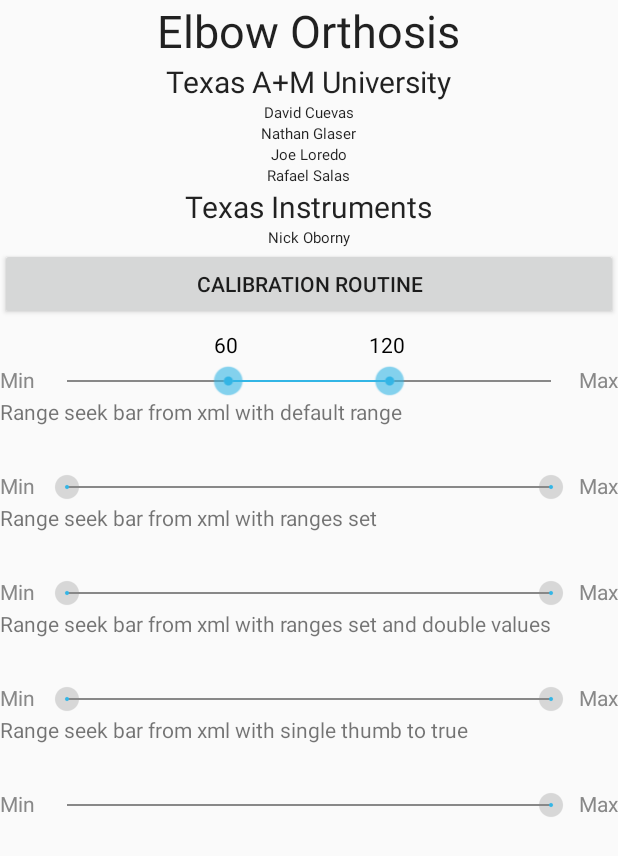
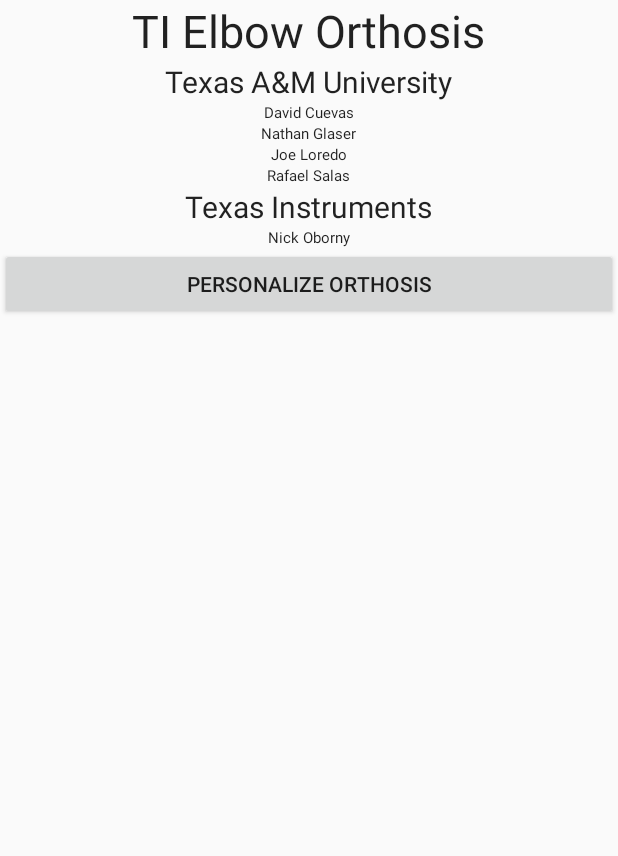
Before and after one commit to rafsalas/TI_ORTHOTIC_ELBOW, an Android app: the screen it shows after launch (MainActivity), on a phone screen of 412 x 824 dp. Shown: the top 856 px of the screen. Run offline under Robolectric (Android 15) with nearby library versions, the phone set to English and light mode, and no system bars.

Commit message:
4/17 update
cosmetic changes

```diff
--- a/src/TI_Elbow/app/src/main/java/com/n8k9/ti_elbow/ti_elbow/MainActivity.java
+++ b/src/TI_Elbow/app/src/main/java/com/n8k9/ti_elbow/ti_elbow/MainActivity.java
@@ -21,17 +21,17 @@ public class MainActivity extends Activity {
         addListenerOnButton();
 
 
-        // Setup the new range seek bar
-        RangeSeekBar<Integer> rangeSeekBar = new RangeSeekBar<Integer>(this);
-        // Set the range
-        rangeSeekBar.setRangeValues(0, 180);
-        rangeSeekBar.setSelectedMinValue(60);
-        rangeSeekBar.setSelectedMaxValue(120);
-
-        // Add to layout
-        LinearLayout layout = (LinearLayout) findViewById(R.id.seekbar_placeholder);
-        layout.addView(rangeSeekBar);
-        //layout.setBackgroundColor(Color.BLACK);
+//        // Setup the new range seek bar
+//        RangeSeekBar<Integer> rangeSeekBar = new RangeSeekBar<Integer>(this);
+//        // Set the range
+//        rangeSeekBar.setRangeValues(0, 180);
+//        rangeSeekBar.setSelectedMinValue(60);
+//        rangeSeekBar.setSelectedMaxValue(120);
+//
+//        // Add to layout
+//        LinearLayout layout = (LinearLayout) findViewById(R.id.seekbar_placeholder);
+//        layout.addView(rangeSeekBar);
+//        //layout.setBackgroundColor(Color.BLACK);
 
     }
 
--- a/src/TI_Elbow/app/src/main/res/layout/activity_main.xml
+++ b/src/TI_Elbow/app/src/main/res/layout/activity_main.xml
@@ -11,7 +11,7 @@
         android:id="@+id/textView1"
         android:layout_width="wrap_content"
         android:layout_height="wrap_content"
-        android:text="Elbow Orthosis"
+        android:text="TI Elbow Orthosis"
         android:textAppearance="?android:attr/textAppearanceLarge"
         android:layout_gravity="center_horizontal"
         android:textSize="30dp" />
@@ -20,7 +20,7 @@
         android:id="@+id/textView2"
         android:layout_width="wrap_content"
         android:layout_height="wrap_content"
-        android:text="Texas A+M University"
+        android:text="Texas A&amp;M University"
         android:textAppearance="?android:attr/textAppearanceLarge"
         android:layout_gravity="center_horizontal"
         android:textSize="20dp" />
@@ -84,68 +84,65 @@
         android:id="@+id/button1"
         android:layout_width="fill_parent"
         android:layout_height="wrap_content"
-        android:text="Calibration Routine" />
+        android:text="Personalize Orthosis" />
 
 
 
+    <!--<LinearLayout android:id="@+id/seekbar_placeholder"-->
+        <!--android:orientation="vertical"-->
+        <!--android:layout_width="fill_parent"-->
+        <!--android:layout_height="wrap_content"/>-->
 
+    <!--<TextView-->
+        <!--android:layout_width="fill_parent"-->
+        <!--android:layout_height="wrap_content"-->
+        <!--android:text="Range seek bar from xml with default range"-->
+        <!--/>-->
 
+    <!--<com.n8k9.ti_elbow.ti_elbow.RangeSeekBar-->
+        <!--android:layout_width="fill_parent"-->
+        <!--android:textColor="#00FF00"-->
+        <!--android:layout_height="wrap_content"/>-->
 
-    <LinearLayout android:id="@+id/seekbar_placeholder"
-        android:orientation="vertical"
-        android:layout_width="fill_parent"
-        android:layout_height="wrap_content"/>
+    <!--<TextView-->
+        <!--android:layout_width="fill_parent"-->
+        <!--android:layout_height="wrap_content"-->
+        <!--android:text="Range seek bar from xml with ranges set"-->
+        <!--/>-->
 
-    <TextView
-        android:layout_width="fill_parent"
-        android:layout_height="wrap_content"
-        android:text="Range seek bar from xml with default range"
-        />
+    <!--<com.n8k9.ti_elbow.ti_elbow.RangeSeekBar-->
+        <!--android:layout_width="fill_parent"-->
+        <!--android:layout_height="wrap_content"-->
+        <!--rsb:absoluteMinValue="20"-->
+        <!--rsb:absoluteMaxValue="150"-->
+        <!--/>-->
 
-    <com.n8k9.ti_elbow.ti_elbow.RangeSeekBar
-        android:layout_width="fill_parent"
-        android:textColor="#00FF00"
-        android:layout_height="wrap_content"/>
+    <!--<TextView-->
+        <!--android:layout_width="fill_parent"-->
+        <!--android:layout_height="wrap_content"-->
+        <!--android:text="Range seek bar from xml with ranges set and double values"-->
+        <!--/>-->
 
-    <TextView
-        android:layout_width="fill_parent"
-        android:layout_height="wrap_content"
-        android:text="Range seek bar from xml with ranges set"
-        />
+    <!--<com.n8k9.ti_elbow.ti_elbow.RangeSeekBar-->
+        <!--android:layout_width="fill_parent"-->
+        <!--android:layout_height="wrap_content"-->
+        <!--rsb:absoluteMinValue="15.23"-->
+        <!--rsb:absoluteMaxValue="140.54"-->
+        <!--/>-->
 
-    <com.n8k9.ti_elbow.ti_elbow.RangeSeekBar
-        android:layout_width="fill_parent"
-        android:layout_height="wrap_content"
-        rsb:absoluteMinValue="20"
-        rsb:absoluteMaxValue="150"
-        />
+    <!--<TextView-->
+        <!--android:layout_width="fill_parent"-->
+        <!--android:layout_height="wrap_content"-->
+        <!--android:text="Range seek bar from xml with single thumb to true"-->
+        <!--/>-->
 
-    <TextView
-        android:layout_width="fill_parent"
-        android:layout_height="wrap_content"
-        android:text="Range seek bar from xml with ranges set and double values"
-        />
-
-    <com.n8k9.ti_elbow.ti_elbow.RangeSeekBar
-        android:layout_width="fill_parent"
-        android:layout_height="wrap_content"
-        rsb:absoluteMinValue="15.23"
-        rsb:absoluteMaxValue="140.54"
-        />
-
-    <TextView
-        android:layout_width="fill_parent"
-        android:layout_height="wrap_content"
-        android:text="Range seek bar from xml with single thumb to true"
-        />
-
-    <com.n8k9.ti_elbow.ti_elbow.RangeSeekBar
-        android:layout_width="fill_parent"
-        android:layout_height="wrap_content"
-        rsb:absoluteMinValue="20"
-        rsb:absoluteMaxValue="150"
-        rsb:singleThumb="true"
-        />
+    <!--<com.n8k9.ti_elbow.ti_elbow.RangeSeekBar-->
+        <!--android:layout_width="fill_parent"-->
+        <!--android:layout_height="wrap_content"-->
+        <!--rsb:absoluteMinValue="20"-->
+        <!--rsb:absoluteMaxValue="150"-->
+        <!--rsb:singleThumb="true"-->
+        <!--/>-->
 
 
 
```
Also changed, not shown: src/TI_Elbow/app/src/main/java/com/n8k9/ti_elbow/ti_elbow/CalibrationActivity.java (+13 -13 lines), src/TI_Elbow/app/src/main/res/layout/calibration_activity.xml (+9 -9 lines), 1 other file.
